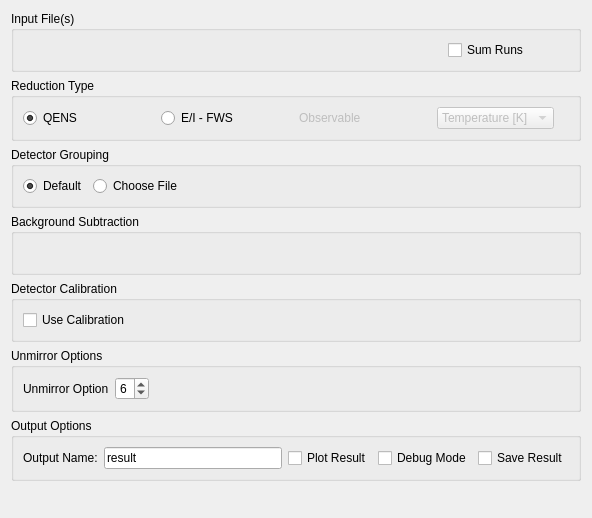
mantidproject/mantid, file MantidQt/CustomInterfaces/inc/MantidQtCustomInterfaces/Indirect/ILLEnergyTransfer.ui: the form before one commit.
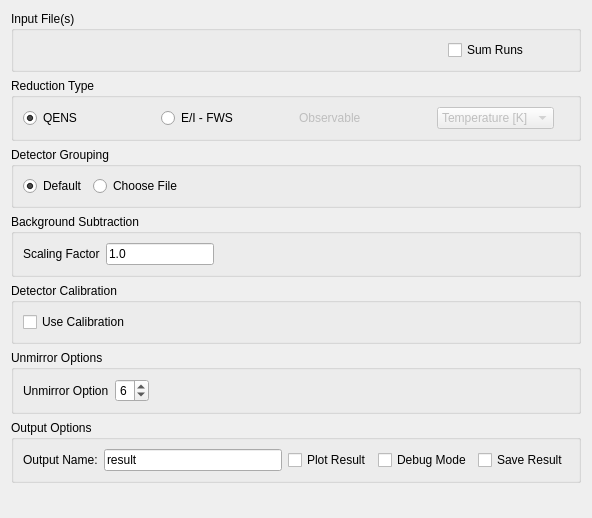
The form after the commit. Custom widgets are drawn as their Qt base class.

Commit message: Re #16753 background scaling in GUI

Patch:
```diff
--- a/MantidQt/CustomInterfaces/inc/MantidQtCustomInterfaces/Indirect/ILLEnergyTransfer.ui
+++ b/MantidQt/CustomInterfaces/inc/MantidQtCustomInterfaces/Indirect/ILLEnergyTransfer.ui
@@ -261,17 +261,43 @@
       <string>Background Subtraction</string>
      </property>
      <layout class="QHBoxLayout" name="horizontalLayout_7">
+      <item>
+       <widget class="QLabel" name="label_3">
+        <property name="sizePolicy">
+         <sizepolicy hsizetype="Fixed" vsizetype="Preferred">
+          <horstretch>0</horstretch>
+          <verstretch>0</verstretch>
+         </sizepolicy>
+        </property>
+        <property name="text">
+         <string>Scaling Factor</string>
+        </property>
+       </widget>
+      </item>
+      <item>
+       <widget class="QLineEdit" name="leBackgroundFactor">
+        <property name="sizePolicy">
+         <sizepolicy hsizetype="Fixed" vsizetype="Fixed">
+          <horstretch>0</horstretch>
+          <verstretch>0</verstretch>
+         </sizepolicy>
+        </property>
+        <property name="text">
+         <string>1.0</string>
+        </property>
+       </widget>
+      </item>
       <item>
        <widget class="MantidQt::MantidWidgets::MWRunFiles" name="rfBackgroundRun" native="true">
         <property name="sizePolicy">
-         <sizepolicy hsizetype="Preferred" vsizetype="Preferred">
+         <sizepolicy hsizetype="Expanding" vsizetype="Preferred">
           <horstretch>0</horstretch>
           <verstretch>0</verstretch>
          </sizepolicy>
         </property>
         <property name="minimumSize">
          <size>
-          <width>0</width>
+          <width>270</width>
           <height>20</height>
          </size>
         </property>
@@ -522,7 +548,7 @@
      <property name="sizeHint" stdset="0">
       <size>
        <width>0</width>
-       <height>10</height>
+       <height>5</height>
       </size>
      </property>
     </spacer>
```
Left out of the diff: 2 changed lines with no effect on the pictures. The commit also changes 2 other files.
